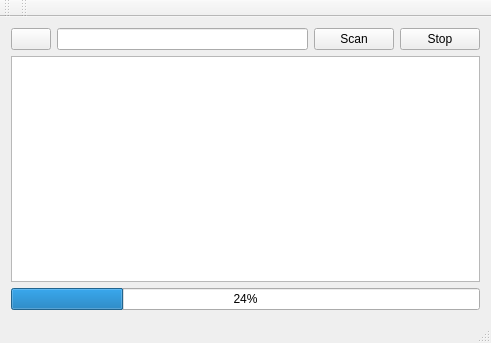
First picture: the form in mainwindow.ui, repository RSBat/copy_cleaner, before the edit.
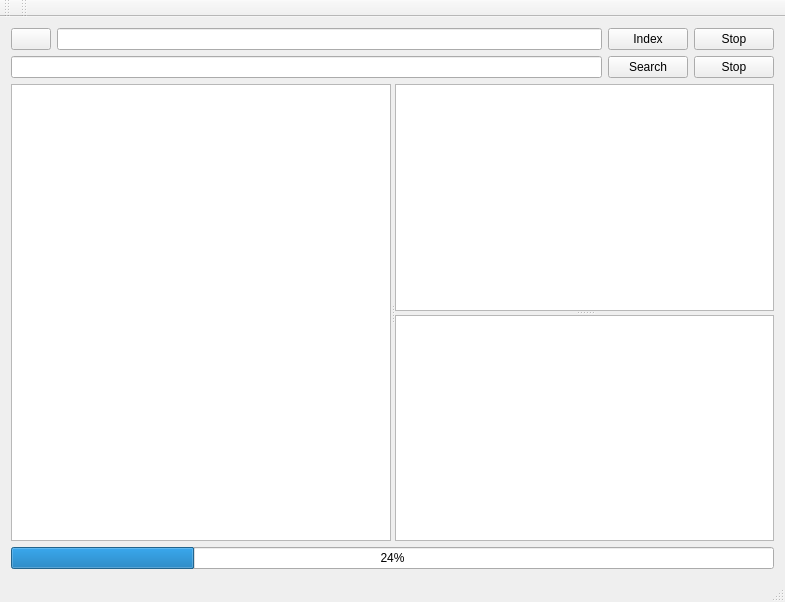
Second picture: the form after the edit. Icons and pictures are not drawn.

Patch:
```diff
--- a/mainwindow.ui
+++ b/mainwindow.ui
@@ -6,8 +6,8 @@
    <rect>
     <x>0</x>
     <y>0</y>
-    <width>491</width>
-    <height>343</height>
+    <width>785</width>
+    <height>602</height>
    </rect>
   </property>
   <property name="windowTitle">
@@ -17,9 +17,6 @@
    <layout class="QVBoxLayout" name="verticalLayout_2">
     <item>
      <layout class="QHBoxLayout" name="horizontalLayout">
-      <property name="topMargin">
-       <number>0</number>
-      </property>
       <item>
        <widget class="QPushButton" name="btn_dir_dialog">
         <property name="text">
@@ -33,7 +30,7 @@
       <item>
        <widget class="QPushButton" name="btn_start">
         <property name="text">
-         <string>Scan</string>
+         <string>Index</string>
         </property>
        </widget>
       </item>
@@ -47,13 +44,39 @@
      </layout>
     </item>
     <item>
-     <widget class="QTreeView" name="treeView">
-      <property name="sizePolicy">
-       <sizepolicy hsizetype="Expanding" vsizetype="Expanding">
-        <horstretch>0</horstretch>
-        <verstretch>0</verstretch>
-       </sizepolicy>
+     <layout class="QHBoxLayout" name="horizontalLayout_2">
+      <item>
+       <widget class="QLineEdit" name="lineEdit_search"/>
+      </item>
+      <item>
+       <widget class="QPushButton" name="btn_search">
+        <property name="text">
+         <string>Search</string>
+        </property>
+       </widget>
+      </item>
+      <item>
+       <widget class="QPushButton" name="btn_stop_search">
+        <property name="text">
+         <string>Stop</string>
+        </property>
+       </widget>
+      </item>
+     </layout>
+    </item>
+    <item>
+     <widget class="QSplitter" name="splitter_2">
+      <property name="orientation">
+       <enum>Qt::Horizontal</enum>
       </property>
+      <widget class="QTreeView" name="view_found"/>
+      <widget class="QSplitter" name="splitter">
+       <property name="orientation">
+        <enum>Qt::Vertical</enum>
+       </property>
+       <widget class="QTreeView" name="view_not_found"/>
+       <widget class="QTreeView" name="view_not_indexed"/>
+      </widget>
      </widget>
     </item>
     <item>
```
Left out of the diff: 12 changed lines with no effect on the pictures.
